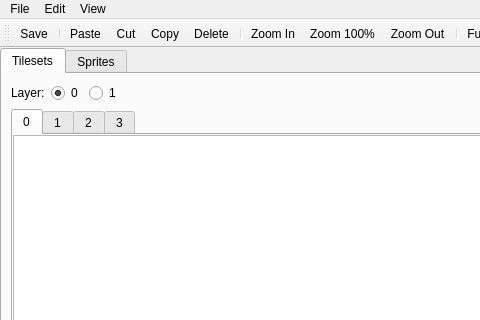
Above: leveleditorwindow.ui from ExplosBlue/CoinKiller before the change; both pictures show x 0 to 480 and y 0 to 320 of the 957 by 622 pixel window. Below: the same form after it.
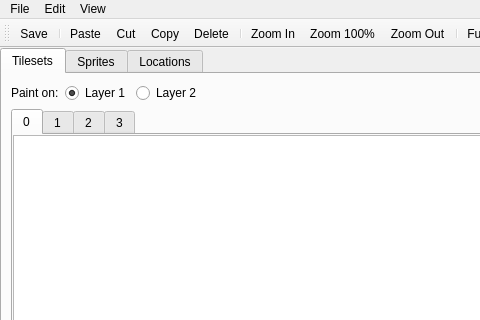
That is the form after the change.

Diff of the .ui file:
```diff
--- a/leveleditorwindow.ui
+++ b/leveleditorwindow.ui
@@ -77,12 +77,12 @@
                   </sizepolicy>
                  </property>
                  <property name="text">
-                  <string>Layer:</string>
+                  <string>Paint on:</string>
                  </property>
                 </widget>
                </item>
                <item>
-                <widget class="QRadioButton" name="radioButton">
+                <widget class="QRadioButton" name="layerRadioButton">
                  <property name="sizePolicy">
                   <sizepolicy hsizetype="Fixed" vsizetype="Fixed">
                    <horstretch>0</horstretch>
@@ -90,7 +90,7 @@
                   </sizepolicy>
                  </property>
                  <property name="text">
-                  <string>0</string>
+                  <string>Layer 1</string>
                  </property>
                  <property name="checked">
                   <bool>true</bool>
@@ -98,7 +98,7 @@
                 </widget>
                </item>
                <item>
-                <widget class="QRadioButton" name="radioButton_2">
+                <widget class="QRadioButton" name="radioButton">
                  <property name="sizePolicy">
                   <sizepolicy hsizetype="Fixed" vsizetype="Fixed">
                    <horstretch>0</horstretch>
@@ -106,7 +106,10 @@
                   </sizepolicy>
                  </property>
                  <property name="text">
-                  <string>1</string>
+                  <string>Layer 2</string>
+                 </property>
+                 <property name="checked">
+                  <bool>false</bool>
                  </property>
                 </widget>
                </item>
@@ -238,23 +241,25 @@
              </item>
             </layout>
            </widget>
-           <widget class="QWidget" name="tab_2">
+           <widget class="QWidget" name="spritesTab">
             <attribute name="title">
              <string>Sprites</string>
             </attribute>
+            <layout class="QVBoxLayout" name="verticalLayout_4"/>
+           </widget>
+           <widget class="QWidget" name="tab_7">
+            <attribute name="title">
+             <string>Locations</string>
+            </attribute>
+            <layout class="QHBoxLayout" name="horizontalLayout_7">
+             <item>
             <widget class="QPushButton" name="paintLocation">
-             <property name="geometry">
-              <rect>
-               <x>20</x>
-               <y>10</y>
-               <width>101</width>
-               <height>23</height>
-              </rect>
-             </property>
              <property name="text">
               <string>Paint Location</string>
              </property>
             </widget>
+             </item>
+            </layout>
            </widget>
           </widget>
           <widget class="QWidget" name="widget_2" native="true"/>
```
Lines whose indentation alone changed are shown as unchanged.
